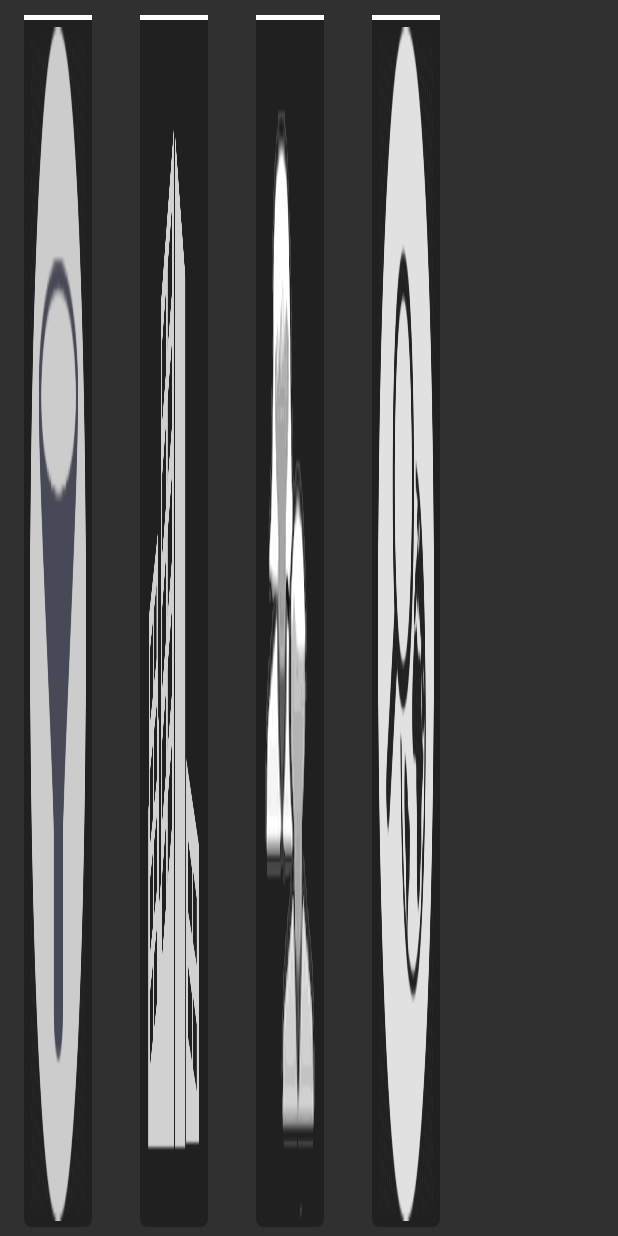
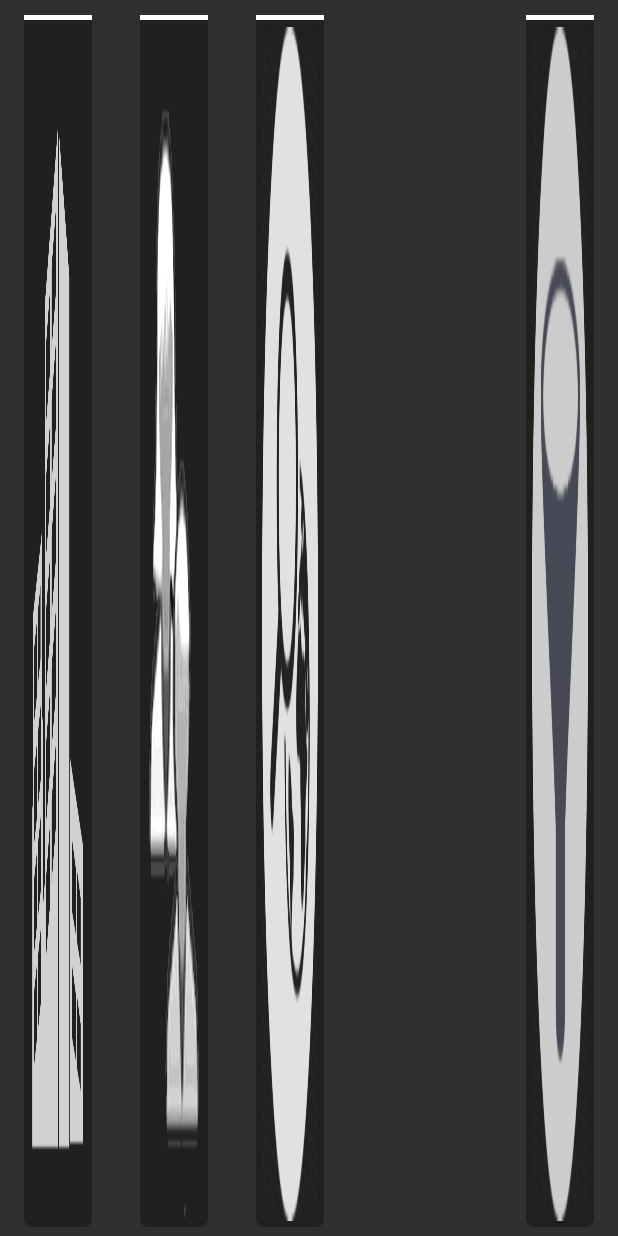
Before and after one commit to yiqin/Find-Restaurant, an Android app: the layout ab_custom.xml on its own in the app's theme, with its tools: preview values and no code run, on a phone screen of 412 x 824 dp. Run offline under Robolectric (Android 15) with nearby library versions, the phone set to English and light mode, and no system bars; network calls fail.

Commit message:
buttons working well

```diff
--- a/app/src/main/res/layout/ab_custom.xml
+++ b/app/src/main/res/layout/ab_custom.xml
@@ -7,37 +7,7 @@
 
 
 
-    <LinearLayout
-        android:id="@+id/fram_button_0"
-        android:orientation="vertical"
-        android:layout_width="45dp"
-        android:layout_marginTop="10dp"
-        android:layout_marginBottom="6dp"
-        android:layout_marginLeft="16dp"
-        android:layout_marginRight="16dp"
-        android:layout_height="match_parent"
-        android:layout_alignParentLeft="true"
-        >
-        <View
-            android:id="@+id/topbar_button_0"
-            android:layout_width="match_parent"
-            android:layout_height="3dp"
-            android:background="#FFF"
-            />
 
-        <ImageButton
-            android:id="@+id/action_0"
-            android:layout_width="match_parent"
-            android:layout_height="match_parent"
-            android:scaleType="fitXY"
-            android:paddingBottom="4dp"
-            android:paddingLeft="4dp"
-            android:paddingRight="4dp"
-
-            android:adjustViewBounds="true"
-            android:background="@drawable/pressed_mask"
-            android:src="@drawable/filter" />
-    </LinearLayout>
 
     <LinearLayout
         android:id="@+id/fram_button_1"
@@ -48,7 +18,8 @@
         android:layout_marginLeft="16dp"
         android:layout_marginRight="16dp"
         android:layout_height="match_parent"
-        android:layout_toRightOf="@+id/fram_button_0"
+        android:layout_alignParentLeft="true"
+
         >
         <View
             android:id="@+id/topbar_button_1"
@@ -137,6 +108,39 @@
             android:src="@drawable/search_world_white" />
     </LinearLayout>
 
+    <LinearLayout
+        android:id="@+id/fram_button_0"
+        android:orientation="vertical"
+        android:layout_width="45dp"
+        android:layout_marginTop="10dp"
+        android:layout_marginBottom="6dp"
+        android:layout_marginLeft="16dp"
+        android:layout_marginRight="16dp"
+        android:layout_height="match_parent"
+
+        android:layout_alignParentRight="true"
+        >
+        <View
+            android:id="@+id/topbar_button_0"
+            android:layout_width="match_parent"
+            android:layout_height="3dp"
+            android:background="#FFF"
+            />
+
+        <ImageButton
+            android:id="@+id/action_0"
+            android:layout_width="match_parent"
+            android:layout_height="match_parent"
+            android:scaleType="fitXY"
+            android:paddingBottom="4dp"
+            android:paddingLeft="4dp"
+            android:paddingRight="4dp"
+
+            android:adjustViewBounds="true"
+            android:background="@drawable/pressed_mask"
+            android:src="@drawable/filter" />
+    </LinearLayout>
+
 
 
 </RelativeLayout>
```
Also changed, not shown: app/src/main/java/gerber/uchicago/edu/MainActivity.java (+35 -31 lines).
